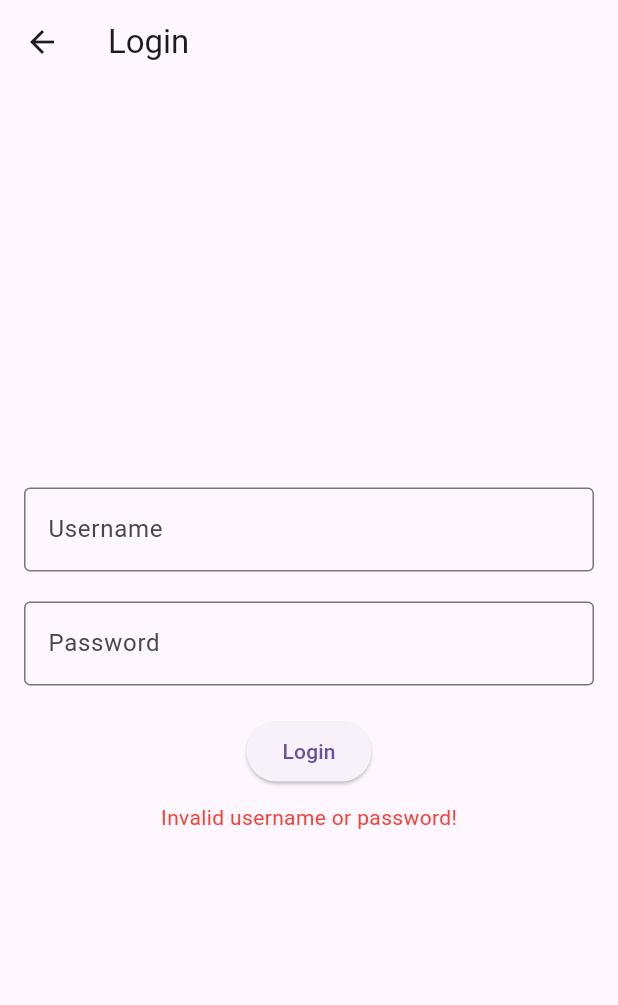
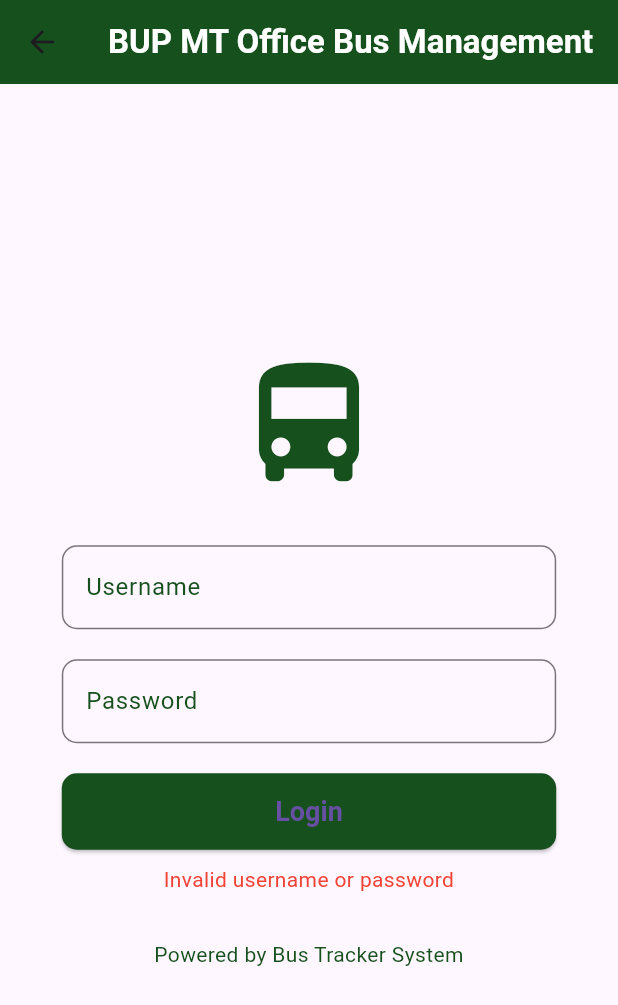
Before and after one commit to meawsin/bus_tracker_admin_app, a Flutter app: the LoginPage screen opened by its route, after a tap on "Login", on a phone screen of 412 x 824 dp. Shown: the top 1005 px of the screen. Run offline on Flutter 3.47's test engine with Material 3 defaults, Android fonts, the phone set to English and light mode, and no system bars; our stand-ins replace shared_preferences; accounts and stored records are empty; network calls fail.

Commit message:
loginpage,logout

```diff
--- a/lib/Screens/login_page.dart
+++ b/lib/Screens/login_page.dart
@@ -1,8 +1,8 @@
 import 'package:flutter/material.dart';
-import 'package:shared_preferences/shared_preferences.dart';
-import 'dashboardpage.dart'; // Import Dashboard Page
 
 class LoginPage extends StatefulWidget {
+  const LoginPage({super.key});
+
   @override
   _LoginPageState createState() => _LoginPageState();
 }
@@ -10,69 +10,146 @@ class LoginPage extends StatefulWidget {
 class _LoginPageState extends State<LoginPage> {
   final TextEditingController _usernameController = TextEditingController();
   final TextEditingController _passwordController = TextEditingController();
-  String errorMessage = '';
+  String errorMessage = ""; // To show error messages if login fails
 
-  bool _validateLogin(String username, String password) {
-    return username == 'admin' && password == 'admin';
+  // Login logic (replace with your actual logic)
+  void _login() {
+    setState(() {
+      if (_usernameController.text == 'admin' &&
+          _passwordController.text == 'admin') {
+        Navigator.pushReplacementNamed(
+            context, '/dashboard'); // Go to dashboard
+      } else {
+        errorMessage = "Invalid username or password";
       }
-
-  // Handle the login process
-  void _login() async {
-    String username = _usernameController.text;
-    String password = _passwordController.text;
-
-    if (_validateLogin(username, password)) {
-      // Store admin name using SharedPreferences for persistent storage
-      SharedPreferences prefs = await SharedPreferences.getInstance();
-      await prefs.setString('adminName', username);
-
-      // Navigate to the dashboard page after successful login
-      Navigator.pushReplacementNamed(context, '/dashboard');
-    } else {
-      setState(() {
-        errorMessage = 'Invalid username or password!';
     });
-    }
   }
 
   @override
   Widget build(BuildContext context) {
     return Scaffold(
-      appBar: AppBar(title: Text('Login')),
-      body: Padding(
-        padding: EdgeInsets.all(16.0),
+      appBar: AppBar(
+        backgroundColor:
+            const Color(0xFF16501d), // Matching dashboard dark green
+        title: const Text(
+          'BUP MT Office Bus Management',
+          style: TextStyle(
+            fontWeight: FontWeight.bold,
+            color: Colors.white,
+          ),
+        ),
+      ),
+      body: LayoutBuilder(
+        builder: (context, constraints) {
+          double maxWidth = constraints.maxWidth * 0.8; // Dynamic width
+
+          if (maxWidth > 400) {
+            maxWidth = 400; // Limit maximum width to 400px
+          }
+
+          return Center(
+            child: SingleChildScrollView(
+              child: Container(
+                width: maxWidth, // Responsive width
                 child: Column(
                   mainAxisAlignment: MainAxisAlignment.center,
+                  crossAxisAlignment: CrossAxisAlignment.stretch,
                   children: [
+                    // App Logo or Placeholder
+                    Container(
+                      margin: const EdgeInsets.only(bottom: 30.0),
+                      child: const Icon(
+                        Icons.directions_bus,
+                        size: 100.0,
+                        color: Color(0xFF16501d),
+                      ),
+                    ),
+
+                    // Username Field
                     TextField(
                       controller: _usernameController,
                       decoration: InputDecoration(
                         labelText: 'Username',
-                border: OutlineInputBorder(),
+                        labelStyle: const TextStyle(color: Color(0xFF16501d)),
+                        border: OutlineInputBorder(
+                          borderRadius: BorderRadius.circular(10.0),
+                          borderSide:
+                              const BorderSide(color: Color(0xFF16501d)),
+                        ),
+                        focusedBorder: const OutlineInputBorder(
+                          borderSide: BorderSide(color: Color(0xFF16501d)),
                         ),
                       ),
-            SizedBox(height: 20),
+                    ),
+                    const SizedBox(height: 20),
+
+                    // Password Field
                     TextField(
                       controller: _passwordController,
                       obscureText: true,
                       decoration: InputDecoration(
                         labelText: 'Password',
-                border: OutlineInputBorder(),
+                        labelStyle: const TextStyle(color: Color(0xFF16501d)),
+                        border: OutlineInputBorder(
+                          borderRadius: BorderRadius.circular(10.0),
+                          borderSide:
+                              const BorderSide(color: Color(0xFF16501d)),
+                        ),
+                        focusedBorder: const OutlineInputBorder(
+                          borderSide: BorderSide(color: Color(0xFF16501d)),
                         ),
                       ),
-            SizedBox(height: 20),
+                    ),
+                    const SizedBox(height: 20),
+
+                    // Login Button
                     ElevatedButton(
                       onPressed: _login,
-              child: Text('Login'),
+                      style: ElevatedButton.styleFrom(
+                        backgroundColor: const Color(0xFF16501d),
+                        shape: RoundedRectangleBorder(
+                          borderRadius: BorderRadius.circular(10.0),
                         ),
-            SizedBox(height: 10),
-            Text(
+                        padding: const EdgeInsets.symmetric(vertical: 15.0),
+                        textStyle: const TextStyle(
+                          color: Colors.white, // Text color set to white
+                        ),
+                      ),
+                      child: const Text(
+                        'Login',
+                        style: TextStyle(
+                            fontSize: 18.0, fontWeight: FontWeight.bold),
+                      ),
+                    ),
+
+                    // Error Message
+                    if (errorMessage.isNotEmpty)
+                      Padding(
+                        padding: const EdgeInsets.only(top: 10.0),
+                        child: Text(
                           errorMessage,
-              style: TextStyle(color: Colors.red),
+                          textAlign: TextAlign.center,
+                          style: const TextStyle(color: Colors.red),
+                        ),
+                      ),
+
+                    // Footer (Optional)
+                    const SizedBox(height: 30),
+                    const Text(
+                      "Powered by Bus Tracker System",
+                      textAlign: TextAlign.center,
+                      style: TextStyle(
+                        fontSize: 14.0,
+                        color: Color(0xFF16501d),
+                      ),
                     ),
                   ],
                 ),
               ),
+            ),
+          );
+        },
+      ),
     );
   }
 }
--- a/lib/Screens/manage_drivers_page.dart
+++ b/lib/Screens/manage_drivers_page.dart
@@ -1,6 +1,8 @@
 import 'package:flutter/material.dart';
 
 class ManageDriversPage extends StatelessWidget {
+  const ManageDriversPage({super.key});
+
   @override
   Widget build(BuildContext context) {
     return Scaffold(
@@ -11,7 +13,7 @@ class ManageDriversPage extends StatelessWidget {
           children: [
             const Text(
               'Manage Drivers',
-              style: const TextStyle(fontSize: 24, fontWeight: FontWeight.bold),
+              style: TextStyle(fontSize: 24, fontWeight: FontWeight.bold),
             ),
             const SizedBox(height: 20),
             ElevatedButton(
--- a/lib/Screens/set_trips_page.dart
+++ b/lib/Screens/set_trips_page.dart
@@ -1,6 +1,8 @@
 import 'package:flutter/material.dart';
 
 class SetTripsPage extends StatelessWidget {
+  const SetTripsPage({super.key});
+
   @override
   Widget build(BuildContext context) {
     return Scaffold(
@@ -11,7 +13,7 @@ class SetTripsPage extends StatelessWidget {
           children: [
             const Text(
               'Set Trips',
-              style: const TextStyle(fontSize: 24, fontWeight: FontWeight.bold),
+              style: TextStyle(fontSize: 24, fontWeight: FontWeight.bold),
             ),
             const SizedBox(height: 20),
             ElevatedButton(
--- a/lib/Screens/student_complain_page.dart
+++ b/lib/Screens/student_complain_page.dart
@@ -1,6 +1,8 @@
 import 'package:flutter/material.dart';
 
 class StudentComplaintsPage extends StatelessWidget {
+  const StudentComplaintsPage({super.key});
+
   @override
   Widget build(BuildContext context) {
     return Scaffold(
@@ -11,7 +13,7 @@ class StudentComplaintsPage extends StatelessWidget {
           children: [
             const Text(
               'Student Complaints',
-              style: const TextStyle(fontSize: 24, fontWeight: FontWeight.bold),
+              style: TextStyle(fontSize: 24, fontWeight: FontWeight.bold),
             ),
             const SizedBox(height: 20),
             Expanded(
```
Also changed, not shown: lib/Screens/dashboardPage.dart (+51 -17 lines), lib/Screens/manage_buses_page.dart (+14 -10 lines), lib/main.dart (+34 -6 lines), 1 other file. Lines whose indentation alone changed are shown as unchanged.
